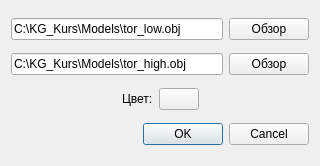
This is dialog_load_data.ui in Pacman29/KG_kurs as Qt 5 draws it before an edit. The edited form follows.
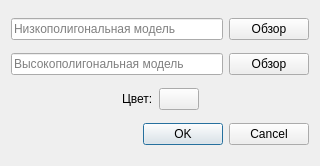
This is the edited form.

```diff
--- a/dialog_load_data.ui
+++ b/dialog_load_data.ui
@@ -19,7 +19,7 @@
      <item>
       <widget class="QLineEdit" name="low_lineEdit">
        <property name="text">
-        <string>C:\KG_Kurs\Models\tor_low.obj</string>
+        <string/>
        </property>
        <property name="placeholderText">
         <string>Низкополигональная модель</string>
@@ -40,7 +40,7 @@
      <item>
       <widget class="QLineEdit" name="high_lineEdit">
        <property name="text">
-        <string>C:\KG_Kurs\Models\tor_high.obj</string>
+        <string/>
        </property>
        <property name="placeholderText">
         <string>Высокополигональная модель</string>
```
